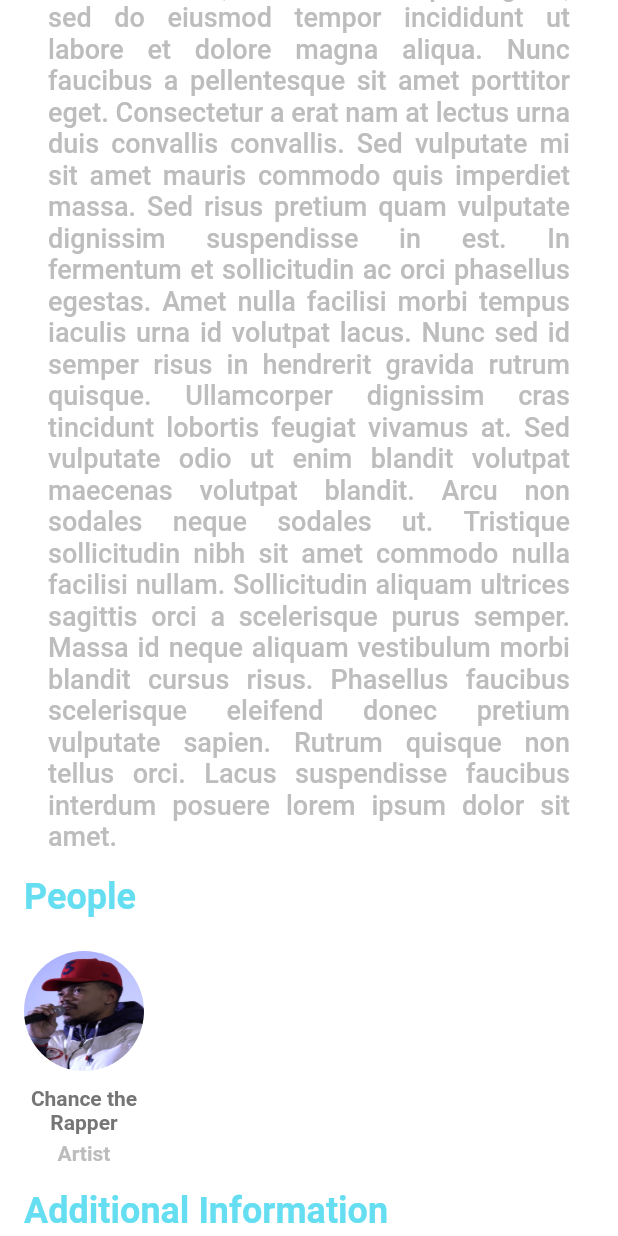
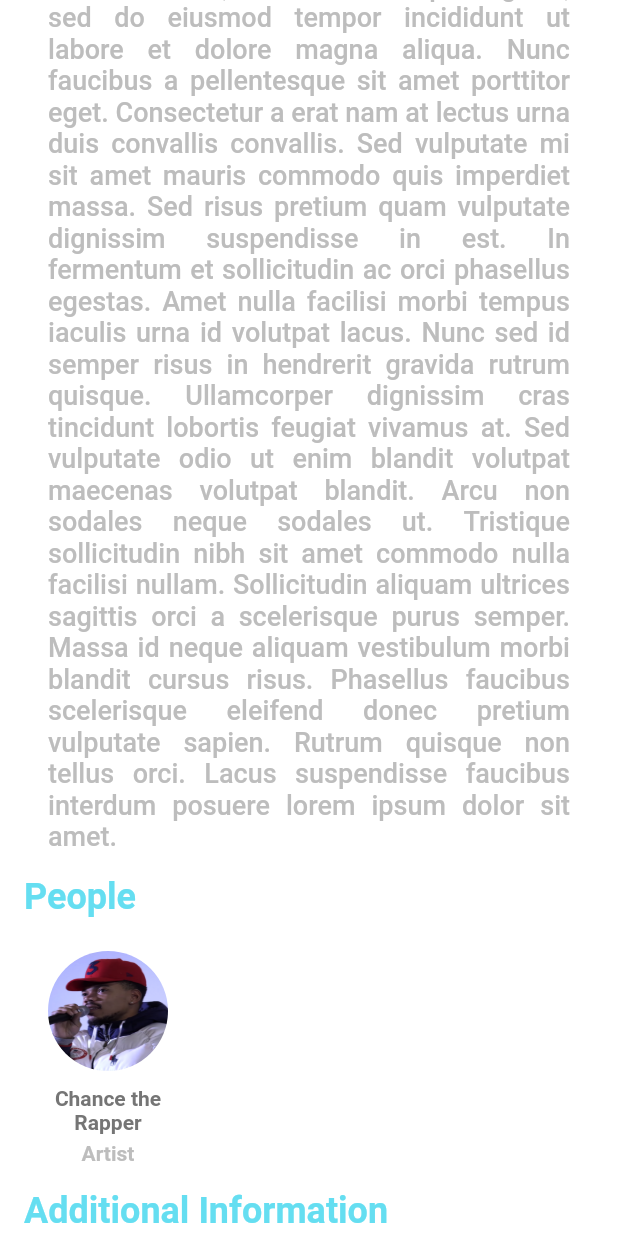
Before and after one commit to jah01/Sound-Selections, a Flutter app: the DetailsScreen screen opened directly with sample values from the repository, scrolled down 1152 dp, on a phone screen of 412 x 824 dp. Run offline on Flutter 3.47's test engine with Material 2 defaults, Android fonts, the light colour scheme and no system bars; our stand-ins replace auto_size_text, carousel_slider, scrollable_positioned_list.

Commit message:
Edit details screen layout and main screen hero.

```diff
--- a/lib/data/music.dart
+++ b/lib/data/music.dart
@@ -148,7 +148,7 @@ List<Music> songs = [
     features: [],
     writers: [],
     producers: [],
-    genres: ["Hip-Hop", "R&B", "Rap"],
+    genres: ["indie", "electronic", "energetic"],
     isFeatured: true,
   ),
   //Crash My Car: 2
--- a/lib/screens/details/components/body.dart
+++ b/lib/screens/details/components/body.dart
@@ -90,9 +90,15 @@ class Body extends StatelessWidget {
                 ),
               ),
               Container(
+                padding: EdgeInsets.all(0.0),
+                color: Colors.white,
+                child: Column(
+                  children: <Widget>[
+                    Container(
                       color: Colors.white,
                       alignment: Alignment.topLeft,
                       padding: EdgeInsets.fromLTRB(defaultPadding, defaultPadding, defaultPadding, 6.0),
+                      //TODO child can be Column
                       child: Text("Genres", style: TextStyle(fontSize: 24, color: thirdColor, fontWeight: FontWeight.w600),),
                     ),
                     //Container(color: Colors.white, padding: EdgeInsets.only(top: defaultPadding),),
@@ -158,7 +164,7 @@ class Body extends StatelessWidget {
                           bool isArtist = index == 0;
                           //print("ARTIST----------------------------------- " + people.keys.elementAt(index).toString());
                           return Container(
-                      //padding: EdgeInsets.only(right: defaultPadding),
+                            margin: EdgeInsets.symmetric(horizontal: defaultPadding),
                             width: 80,
                             child: Column(
                               children: <Widget>[
@@ -166,6 +172,7 @@ class Body extends StatelessWidget {
                                   height: 80,
                                   decoration: BoxDecoration(
                                     shape: BoxShape.circle,
+                                    //TODO make a map
                                     image: isArtist ? DecorationImage(image: AssetImage("assets/images/" + song.getArtistImg), fit: BoxFit.fill) : DecorationImage(image: AssetImage("assets/images/empty.png"), fit: BoxFit.fill),
                                   ),
 
@@ -222,6 +229,9 @@ class Body extends StatelessWidget {
                       ),
                     ),
                     Padding(padding: EdgeInsets.only(bottom: defaultPadding),),
+                  ],
+                ),
+              ),
 //              Padding(padding: EdgeInsets.only(bottom: 6.0),),
             ],
           ),
```
Also changed, not shown: lib/screens/home/components/songs.dart (+27 -7 lines). Lines whose indentation alone changed are shown as unchanged.
